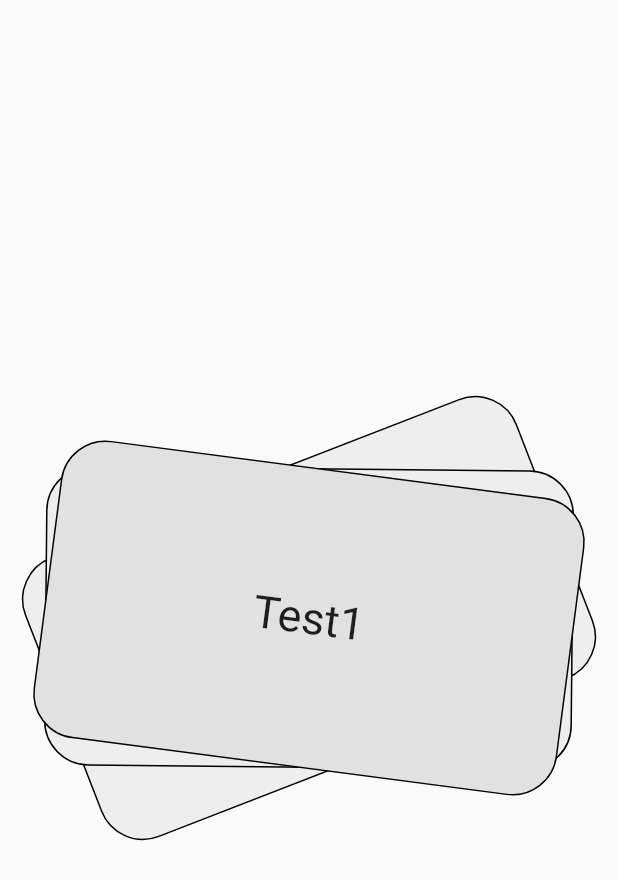
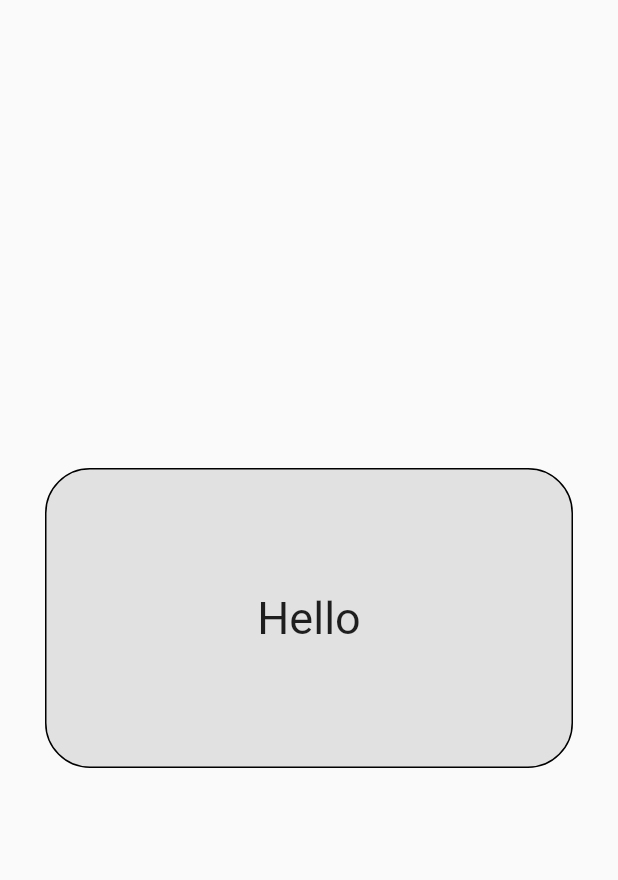
Before and after one commit to codeexIT/FlashCalrds, a Flutter app: the screen it shows after launch, on a phone screen of 412 x 824 dp. Shown: the top 880 px of the screen. Run offline on Flutter 3.47's test engine with Material 2 defaults, Android fonts, the phone set to English and light mode, and no system bars.

Commit message:
Intrduce change card mechanism

```diff
--- a/lib/cardCanvas.dart
+++ /dev/null
@@ -1,25 +0,0 @@
-import 'package:flutter/material.dart';
-import 'reusableCard.dart';
-
-class CardCanvas extends StatefulWidget {
-  @override
-  _CardCanvasState createState() => _CardCanvasState();
-}
-
-class _CardCanvasState extends State<CardCanvas> {
-  @override
-  Widget build(BuildContext context) {
-    return  Column(
-      mainAxisAlignment: MainAxisAlignment.center,
-      children: <Widget>[
-        Stack(
-            children: <Widget>[
-              ReusableCard(frontText: "Test8",backText: "Test7", rotationAngel: -0.37, cardColor: 0xFFEEEEEE,),
-              ReusableCard(frontText: "Test4",backText: "Test3", rotationAngel: 0.010, cardColor: 0xFFEEEEEE,),
-              ReusableCard(frontText: "Test1",backText: "Test2", rotationAngel: 0.13, cardColor: 0xFFE1E1E1,),
-            ],
-        )
-      ],
-    );
-  }
-}
--- /dev/null
+++ b/lib/cardTable.dart
@@ -0,0 +1,57 @@
+import 'package:flutter/material.dart';
+import 'reusableCard.dart';
+import 'flashcardFactory.dart';
+
+const int activeCard = 0xFFE1E1E1;
+const int activeCardReverse = 0xFFBEBEBE;
+const int inactiveCard = 0xFFEEEEEE;
+
+FlashcardFactory flashcardFactory = FlashcardFactory();
+
+
+class CardTable extends StatefulWidget {
+  @override
+  _CardTableState createState() => _CardTableState();
+}
+
+class _CardTableState extends State<CardTable> {
+
+  String textOnTheCard = flashcardFactory.getCardFrontText();
+  int colorOnCurrentCard = activeCard;
+  @override
+  Widget build(BuildContext context) {
+    return Column(
+      mainAxisAlignment: MainAxisAlignment.center,
+      children: <Widget>[
+        Stack(
+          children: <Widget>[
+            GestureDetector(
+              onTap: (){
+                setState(() {
+                  if(textOnTheCard == flashcardFactory.getCardFrontText())
+                  {
+                    textOnTheCard = flashcardFactory.getCardBackText();
+                    colorOnCurrentCard = activeCard;
+                  } else {
+                    textOnTheCard = flashcardFactory.getCardFrontText();
+                    colorOnCurrentCard = activeCardReverse;
+                  }
+                });
+              },
+              onDoubleTap: (){
+                setState(() {
+                  flashcardFactory.nextCard();
+                  textOnTheCard = flashcardFactory.getCardFrontText();
+                });
+              },
+              child: ReusableCard(
+                frontText: textOnTheCard,
+                cardColor: colorOnCurrentCard,
+              ),
+            ),
+          ],
+        )
+      ],
+    );
+  }
+}
--- /dev/null
+++ b/lib/flashcard.dart
@@ -0,0 +1,6 @@
+class Flashcard{
+  Flashcard({required this.frontText, required this.backText});
+
+  final String frontText;
+  final String backText;
+}
--- a/lib/main.dart
+++ b/lib/main.dart
@@ -1,5 +1,5 @@
 import 'package:flutter/material.dart';
-import 'cardCanvas.dart';
+import 'cardTable.dart';
 
 void main() {
   runApp(FlashCalrds());
@@ -22,7 +22,7 @@ class MainScreen extends StatelessWidget {
   Widget build(BuildContext context) {
     return Scaffold(
       body: SafeArea(
-        child: CardCanvas(),
+        child: CardTable(),
       )
     );
   }
--- a/lib/reusableCard.dart
+++ b/lib/reusableCard.dart
@@ -1,26 +1,23 @@
 import 'package:flutter/material.dart';
+import 'dart:math';
 
 class ReusableCard extends StatelessWidget {
-
-  ReusableCard({required this.frontText, required this.backText, required this.rotationAngel, required this.cardColor});
+  ReusableCard(
+      {required this.frontText,
+      required this.cardColor,
+      });
 
   final String frontText;
-  final String backText;
-  final double rotationAngel;
   final int cardColor;
+
+  double rotateCard() => Random().nextDouble() * (-0.74) + 0.37;
 
   @override
   Widget build(BuildContext context) {
     return Transform(
-      child: GestureDetector(
-        onTap: (){
-
-        },
       child: Container(
         decoration: BoxDecoration(
-            border: Border.all(
-              width: 1.0
-            ),
+          border: Border.all(width: 1.0),
           borderRadius: BorderRadius.circular(30),
           color: Color(cardColor),
         ),
@@ -36,9 +33,8 @@ class ReusableCard extends StatelessWidget {
           ),
         ),
       ),
-      ),
       alignment: FractionalOffset.center,
-      transform: Matrix4.rotationZ(rotationAngel),
+      transform: Matrix4.rotationZ(0),
     );
   }
 }
```
Also changed, not shown: lib/flashcardFactory.dart (added, +21 -0 lines). Lines whose indentation alone changed are shown as unchanged.
